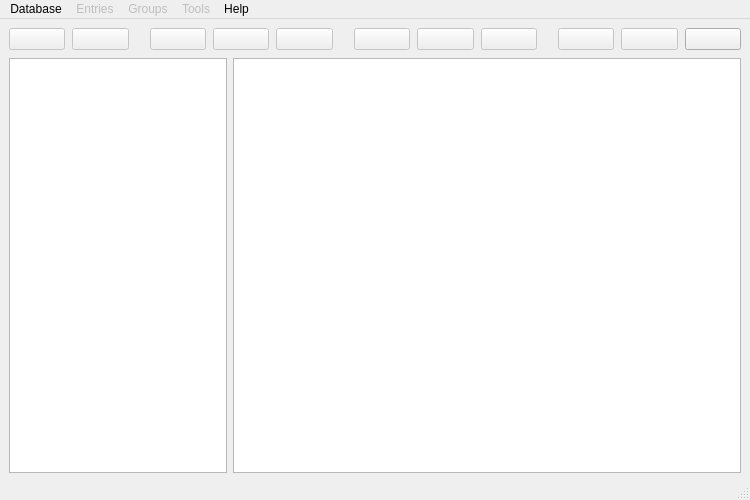
Qt form src/ui/MainWindow.ui (AdrianoGoede/LockBox) before a commit.
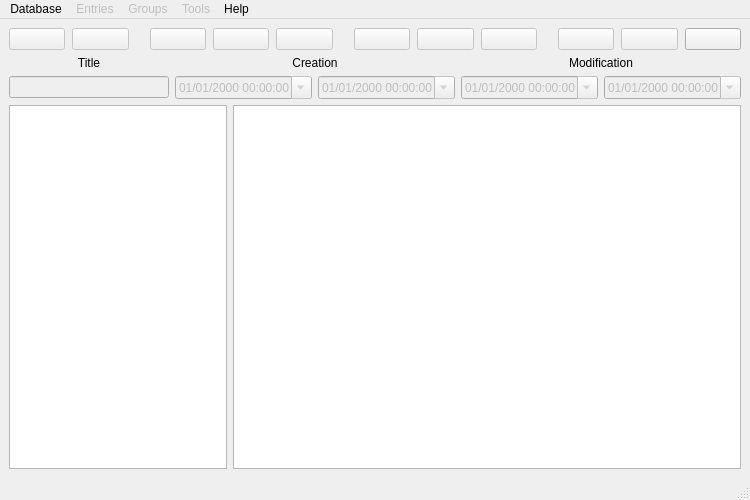
The same form after that commit. Icons and pictures are not drawn.

Commit message:
Filters added to MainWindow
Added filter on MainWindow for entry title, creation timestamp and modification timestamp;

Diff of the .ui file:
```diff
--- a/src/ui/MainWindow.ui
+++ b/src/ui/MainWindow.ui
@@ -14,14 +14,8 @@
    <string>LockBox</string>
   </property>
   <widget class="QWidget" name="centralwidget">
-   <layout class="QGridLayout" name="mainLayout" columnstretch="3,7">
-    <property name="bottomMargin">
-     <number>5</number>
-    </property>
-    <property name="verticalSpacing">
-     <number>8</number>
-    </property>
-    <item row="0" column="0" colspan="2">
+   <layout class="QGridLayout" name="gridLayout">
+    <item row="0" column="0" colspan="5">
      <layout class="QHBoxLayout" name="buttonsLayout" stretch="4,4,1,4,4,4,1,4,4,4,1,4,4,4">
       <property name="spacing">
        <number>7</number>
@@ -274,10 +268,106 @@
      </layout>
     </item>
     <item row="1" column="0">
-     <widget class="QTreeView" name="tvGroups"/>
+     <widget class="QLabel" name="lbEntryTitleFilter">
+      <property name="text">
+       <string>Title</string>
+      </property>
+      <property name="alignment">
+       <set>Qt::AlignmentFlag::AlignCenter</set>
+      </property>
+     </widget>
     </item>
-    <item row="1" column="1">
-     <widget class="QTableView" name="tvEntries"/>
+    <item row="2" column="1">
+     <widget class="QDateTimeEdit" name="dteCreatedFromFilter">
+      <property name="enabled">
+       <bool>false</bool>
+      </property>
+      <property name="displayFormat">
+       <string>dd/MM/yyyy HH:mm:ss</string>
+      </property>
+      <property name="calendarPopup">
+       <bool>true</bool>
+      </property>
+     </widget>
+    </item>
+    <item row="2" column="2">
+     <widget class="QDateTimeEdit" name="dteCreatedToFilter">
+      <property name="enabled">
+       <bool>false</bool>
+      </property>
+      <property name="displayFormat">
+       <string>dd/MM/yyyy HH:mm:ss</string>
+      </property>
+      <property name="calendarPopup">
+       <bool>true</bool>
+      </property>
+     </widget>
+    </item>
+    <item row="2" column="3">
+     <widget class="QDateTimeEdit" name="dteModifiedFromFilter">
+      <property name="enabled">
+       <bool>false</bool>
+      </property>
+      <property name="displayFormat">
+       <string>dd/MM/yyyy HH:mm:ss</string>
+      </property>
+      <property name="calendarPopup">
+       <bool>true</bool>
+      </property>
+     </widget>
+    </item>
+    <item row="2" column="4">
+     <widget class="QDateTimeEdit" name="dteModifiedToFilter">
+      <property name="enabled">
+       <bool>false</bool>
+      </property>
+      <property name="displayFormat">
+       <string>dd/MM/yyyy HH:mm:ss</string>
+      </property>
+      <property name="calendarPopup">
+       <bool>true</bool>
+      </property>
+     </widget>
+    </item>
+    <item row="3" column="0" colspan="5">
+     <layout class="QHBoxLayout" name="dataLayout" stretch="3,7">
+      <item>
+       <widget class="QTreeView" name="tvGroups"/>
+      </item>
+      <item>
+       <widget class="QTableView" name="tvEntries"/>
+      </item>
+     </layout>
+    </item>
+    <item row="1" column="1" colspan="2">
+     <widget class="QLabel" name="lbCreatedFilter">
+      <property name="text">
+       <string>Creation</string>
+      </property>
+      <property name="alignment">
+       <set>Qt::AlignmentFlag::AlignCenter</set>
+      </property>
+     </widget>
+    </item>
+    <item row="1" column="3" colspan="2">
+     <widget class="QLabel" name="lbModifiedFilter">
+      <property name="text">
+       <string>Modification</string>
+      </property>
+      <property name="alignment">
+       <set>Qt::AlignmentFlag::AlignCenter</set>
+      </property>
+     </widget>
+    </item>
+    <item row="2" column="0">
+     <widget class="QLineEdit" name="leEntryTitleFilter">
+      <property name="enabled">
+       <bool>false</bool>
+      </property>
+      <property name="alignment">
+       <set>Qt::AlignmentFlag::AlignCenter</set>
+      </property>
+     </widget>
     </item>
    </layout>
   </widget>
```
The commit also changes 9 other files.
